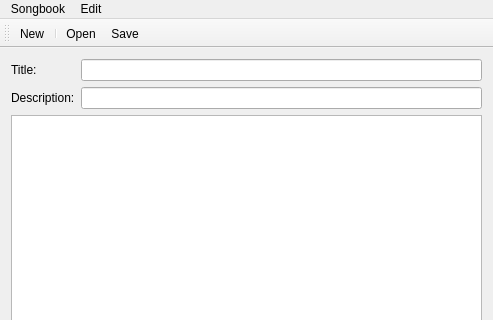
uiii/LatexSongbook, file LatexSongbook/ui/SongbookEditor.ui: the form before one commit; both pictures show x 0 to 493 and y 0 to 320 of the 493 by 465 pixel window.
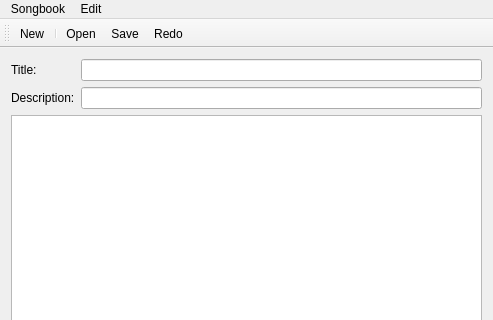
The form after the commit.

```diff
--- a/LatexSongbook/ui/SongbookEditor.ui
+++ b/LatexSongbook/ui/SongbookEditor.ui
@@ -102,6 +102,7 @@
    <addaction name="separator"/>
    <addaction name="actionOpen"/>
    <addaction name="actionSave"/>
+   <addaction name="actionRedo"/>
   </widget>
   <action name="actionSaveAs">
    <property name="text">
```
Left out of the diff: 2 changed lines with no effect on the pictures.
